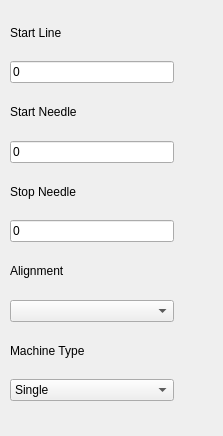
Qt form software/python/ayab/ayab_options.ui (AllYarnsAreBeautiful/ayab-desktop) before a commit.
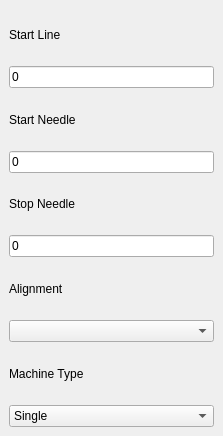
The same form after that commit.

Diff of the .ui file:
```diff
--- a/software/python/ayab/ayab_options.ui
+++ b/software/python/ayab/ayab_options.ui
@@ -1,7 +1,7 @@
 <?xml version="1.0" encoding="UTF-8"?>
 <ui version="4.0">
- <class>Form</class>
- <widget class="QWidget" name="Form">
+ <class>DockWidget</class>
+ <widget class="QDockWidget" name="DockWidget">
   <property name="geometry">
    <rect>
     <x>0</x>
@@ -13,15 +13,7 @@
   <property name="windowTitle">
    <string>Form</string>
   </property>
-  <widget class="QWidget" name="ayab_config" native="true">
-   <property name="geometry">
-    <rect>
-     <x>10</x>
-     <y>10</y>
-     <width>164</width>
-     <height>391</height>
-    </rect>
-   </property>
+  <widget class="QWidget" name="ayab_config">
    <layout class="QVBoxLayout" name="verticalLayout">
     <item>
      <widget class="QLabel" name="label_5">
```
